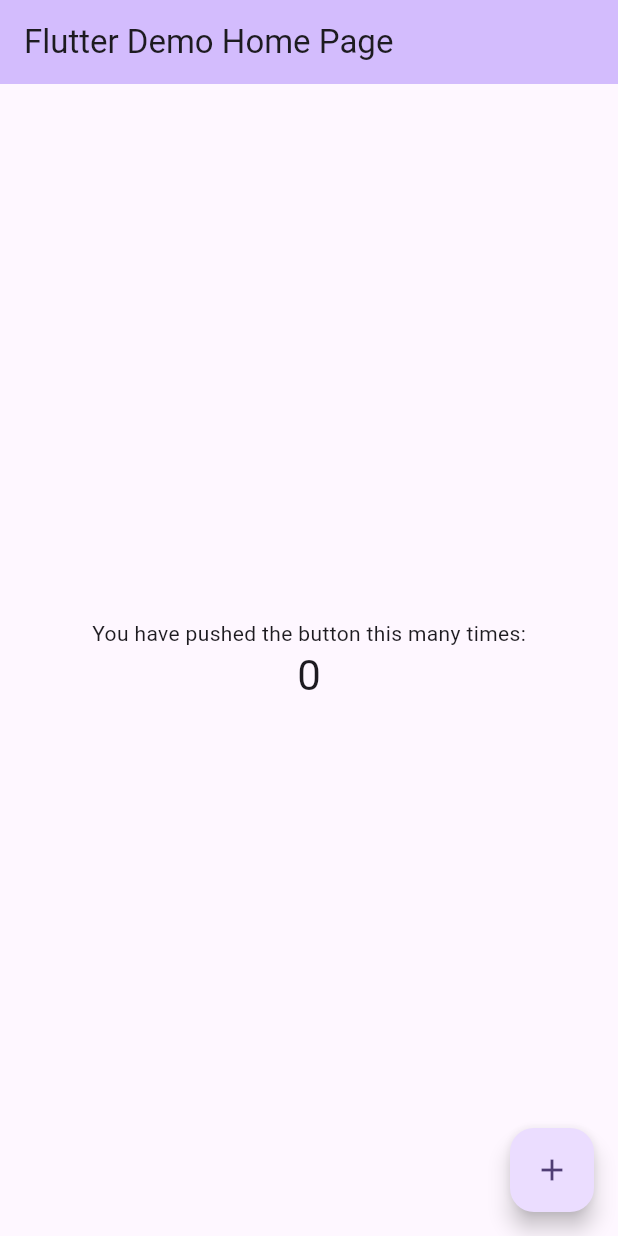
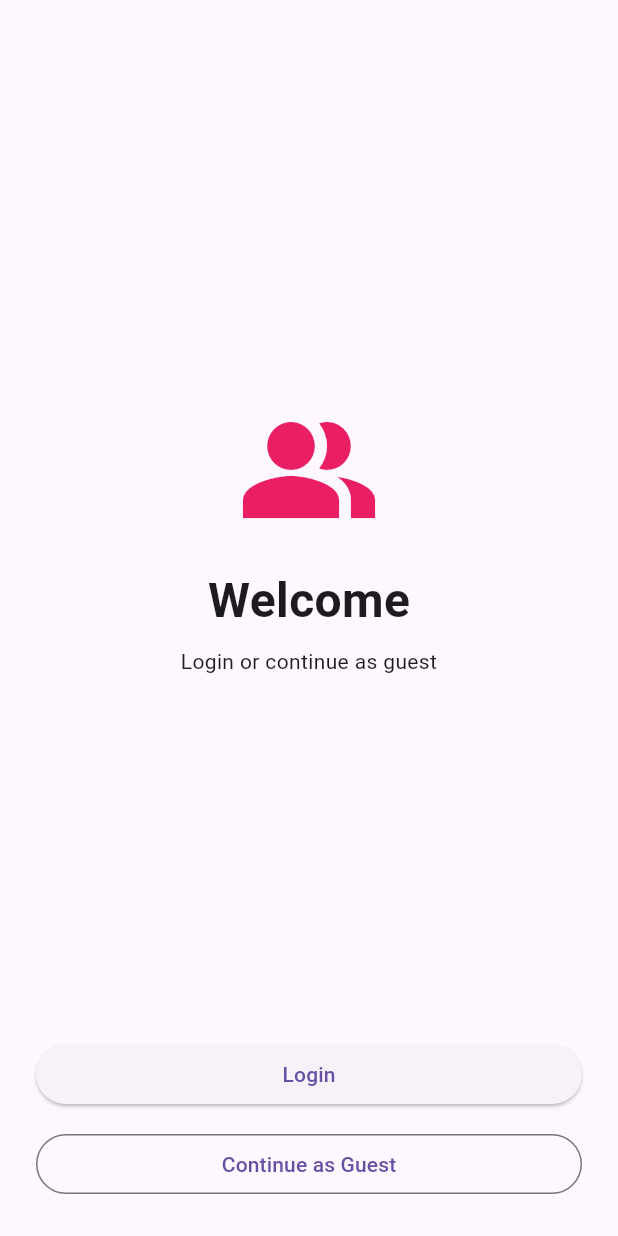
Before and after one commit to Avinash174/Tinder-Ui-Assignment, a Flutter app: the screen it shows after launch, on a phone screen of 412 x 824 dp. Run offline on Flutter 3.47's test engine with Material 3 defaults, Android fonts, the phone set to English and light mode, and no system bars; our stand-ins replace cloud_firestore, firebase_auth, firebase_core, flutter_card_swiper, get; accounts and stored records are empty.

Commit message:
new changes

```diff
--- /dev/null
+++ b/lib/controller/welcome_controller.dart
@@ -0,0 +1,3 @@
+import 'package:get/get.dart';
+
+class WelcomeController extends GetxController {}
--- a/lib/main.dart
+++ b/lib/main.dart
@@ -1,122 +1,26 @@
 import 'package:flutter/material.dart';
+import 'package:get/get.dart';
+import 'package:firebase_core/firebase_core.dart';
+import 'routes/app_pages.dart';
+import 'routes/app_routes.dart';
 
-void main() {
+void main() async {
+  WidgetsFlutterBinding.ensureInitialized();
+  await Firebase.initializeApp();
   runApp(const MyApp());
 }
 
 class MyApp extends StatelessWidget {
   const MyApp({super.key});
 
-  // This widget is the root of your application.
   @override
   Widget build(BuildContext context) {
-    return MaterialApp(
-      title: 'Flutter Demo',
-      theme: ThemeData(
-        // This is the theme of your application.
-        //
-        // TRY THIS: Try running your application with "flutter run". You'll see
-        // the application has a purple toolbar. Then, without quitting the app,
-        // try changing the seedColor in the colorScheme below to Colors.green
-        // and then invoke "hot reload" (save your changes or press the "hot
-        // reload" button in a Flutter-supported IDE, or press "r" if you used
-        // the command line to start the app).
-        //
-        // Notice that the counter didn't reset back to zero; the application
-        // state is not lost during the reload. To reset the state, use hot
-        // restart instead.
-        //
-        // This works for code too, not just values: Most code changes can be
-        // tested with just a hot reload.
-        colorScheme: ColorScheme.fromSeed(seedColor: Colors.deepPurple),
-      ),
-      home: const MyHomePage(title: 'Flutter Demo Home Page'),
+    return GetMaterialApp(
+      debugShowCheckedModeBanner: false,
+      title: "Tinder Demo",
+      initialRoute: Routes.WELCOME,
+      getPages: AppPages.pages,
+      theme: ThemeData(primarySwatch: Colors.pink),
     );
   }
 }
-
-class MyHomePage extends StatefulWidget {
-  const MyHomePage({super.key, required this.title});
-
-  // This widget is the home page of your application. It is stateful, meaning
-  // that it has a State object (defined below) that contains fields that affect
-  // how it looks.
-
-  // This class is the configuration for the state. It holds the values (in this
-  // case the title) provided by the parent (in this case the App widget) and
-  // used by the build method of the State. Fields in a Widget subclass are
-  // always marked "final".
-
-  final String title;
-
-  @override
-  State<MyHomePage> createState() => _MyHomePageState();
-}
-
-class _MyHomePageState extends State<MyHomePage> {
-  int _counter = 0;
-
-  void _incrementCounter() {
-    setState(() {
-      // This call to setState tells the Flutter framework that something has
-      // changed in this State, which causes it to rerun the build method below
-      // so that the display can reflect the updated values. If we changed
-      // _counter without calling setState(), then the build method would not be
-      // called again, and so nothing would appear to happen.
-      _counter++;
-    });
-  }
-
-  @override
-  Widget build(BuildContext context) {
-    // This method is rerun every time setState is called, for instance as done
-    // by the _incrementCounter method above.
-    //
-    // The Flutter framework has been optimized to make rerunning build methods
-    // fast, so that you can just rebuild anything that needs updating rather
-    // than having to individually change instances of widgets.
-    return Scaffold(
-      appBar: AppBar(
-        // TRY THIS: Try changing the color here to a specific color (to
-        // Colors.amber, perhaps?) and trigger a hot reload to see the AppBar
-        // change color while the other colors stay the same.
-        backgroundColor: Theme.of(context).colorScheme.inversePrimary,
-        // Here we take the value from the MyHomePage object that was created by
-        // the App.build method, and use it to set our appbar title.
-        title: Text(widget.title),
-      ),
-      body: Center(
-        // Center is a layout widget. It takes a single child and positions it
-        // in the middle of the parent.
-        child: Column(
-          // Column is also a layout widget. It takes a list of children and
-          // arranges them vertically. By default, it sizes itself to fit its
-          // children horizontally, and tries to be as tall as its parent.
-          //
-          // Column has various properties to control how it sizes itself and
-          // how it positions its children. Here we use mainAxisAlignment to
-          // center the children vertically; the main axis here is the vertical
-          // axis because Columns are vertical (the cross axis would be
-          // horizontal).
-          //
-          // TRY THIS: Invoke "debug painting" (choose the "Toggle Debug Paint"
-          // action in the IDE, or press "p" in the console), to see the
-          // wireframe for each widget.
-          mainAxisAlignment: MainAxisAlignment.center,
-          children: <Widget>[
-            const Text('You have pushed the button this many times:'),
-            Text(
-              '$_counter',
-              style: Theme.of(context).textTheme.headlineMedium,
-            ),
-          ],
-        ),
-      ),
-      floatingActionButton: FloatingActionButton(
-        onPressed: _incrementCounter,
-        tooltip: 'Increment',
-        child: const Icon(Icons.add),
-      ), // This trailing comma makes auto-formatting nicer for build methods.
-    );
-  }
-}
--- /dev/null
+++ b/lib/routes/app_pages.dart
@@ -0,0 +1,26 @@
+import 'package:get/get.dart';
+import 'package:tinder_ui_demo/view/home_view.dart';
+import 'package:tinder_ui_demo/view/login_view.dart';
+import 'package:tinder_ui_demo/view/welcome_view.dart';
+
+import 'app_routes.dart';
+
+class AppPages {
+  static final pages = [
+    GetPage(
+      name: Routes.WELCOME,
+      page: () => const WelcomeView(),
+
+    ),
+    GetPage(
+      name: Routes.LOGIN,
+      page: () =>  LoginView(),
+
+    ),
+    GetPage(
+      name: Routes.HOME,
+      page: () => const HomeView(),
+
+    ),
+  ];
+}
--- /dev/null
+++ b/lib/routes/app_routes.dart
@@ -0,0 +1,5 @@
+abstract class Routes {
+  static const WELCOME = '/welcome';
+  static const LOGIN = '/login';
+  static const HOME = '/home';
+}
--- /dev/null
+++ b/lib/view/welcome_view.dart
@@ -0,0 +1,51 @@
+import 'package:flutter/material.dart';
+import 'package:flutter/widgets.dart';
+import 'package:get/get.dart';
+import 'package:tinder_ui_demo/controller/welcome_controller.dart';
+import 'package:tinder_ui_demo/routes/app_routes.dart';
+
+class WelcomeView extends StatelessWidget {
+  const WelcomeView({super.key});
+
+  @override
+  Widget build(BuildContext context) {
+    final controller = Get.put(WelcomeController());
+
+    return Scaffold(
+      body: SafeArea(
+        child: Padding(
+          padding: const EdgeInsets.all(24.0),
+          child: Column(
+            mainAxisAlignment: MainAxisAlignment.center,
+            children: [
+              const Spacer(),
+              const Icon(Icons.people_alt, size: 96, color: Colors.pink),
+              const SizedBox(height: 16),
+              const Text("Welcome",
+                  style: TextStyle(fontSize: 32, fontWeight: FontWeight.bold)),
+              const SizedBox(height: 8),
+              const Text("Login or continue as guest",
+                  textAlign: TextAlign.center),
+              const Spacer(),
+              SizedBox(
+                width: double.infinity,
+                child: ElevatedButton(
+                  onPressed: () => Get.toNamed(Routes.LOGIN),
+                  child: const Text("Login"),
+                ),
+              ),
+              const SizedBox(height: 12),
+              SizedBox(
+                width: double.infinity,
+                child: OutlinedButton(
+                  onPressed: () => Get.toNamed(Routes.HOME, arguments: true),
+                  child: const Text("Continue as Guest"),
+                ),
+              )
+            ],
+          ),
+        ),
+      ),
+    );
+  }
+}
--- a/pubspec.yaml
+++ b/pubspec.yaml
@@ -34,6 +34,7 @@ dependencies:
   # The following adds the Cupertino Icons font to your application.
   # Use with the CupertinoIcons class for iOS style icons.
   cupertino_icons: ^1.0.8
+  get: ^4.7.2
 
 dev_dependencies:
   flutter_test:
@@ -46,7 +47,7 @@ dev_dependencies:
   geolocator: ^12.0.0
   contacts_service: ^0.6.3
   permission_handler: ^11.3.1
-  get: ^4.6.6
+
 
   # The "flutter_lints" package below contains a set of recommended lints to
   # encourage good coding practices. The lint set provided by the package is
```
Also changed, not shown: lib/controller/auth_controller.dart (added, +76 -0 lines), lib/controller/home_controller.dart (added, +21 -0 lines), lib/controller/login_controller.dart (added, +26 -0 lines), lib/controller/profile_controller.dart (added, +27 -0 lines), lib/models/auth_user.dart (added, +28 -0 lines), lib/models/profile.dart (added, +36 -0 lines), lib/models/user.dart (added, +27 -0 lines), lib/view/home_view.dart (+15 -0 lines), lib/view/login_view.dart (+99 -0 lines), lib/view/user_view.dart (added, +95 -0 lines), lib/widgets/profile_card.dart (+45 -0 lines), pubspec.lock, 3 other files.
